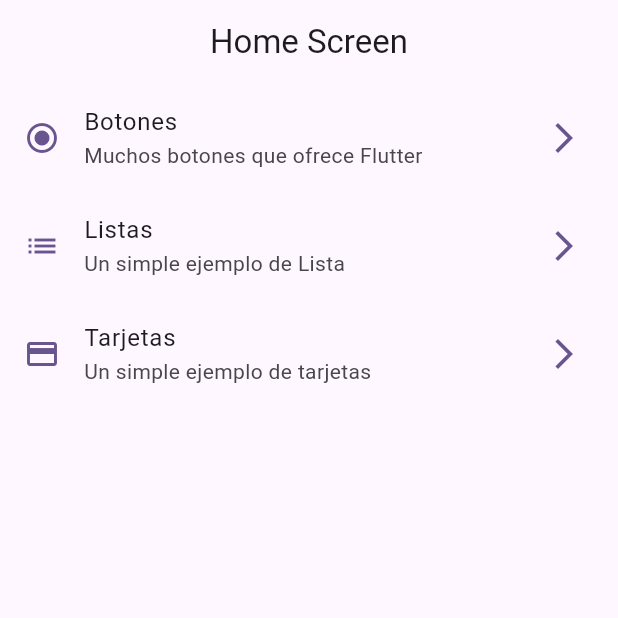
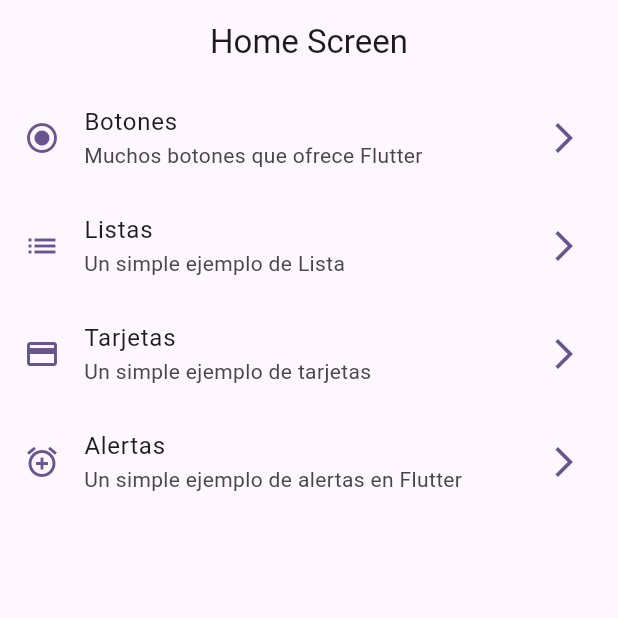
Before and after one commit to arodriguezgim/PMDM2526, a Flutter app: the screen it shows after launch, on a phone screen of 412 x 824 dp, the top half of it. Run offline on Flutter 3.47's test engine with Material 3 defaults, Android fonts, the phone set to English and light mode, and no system bars.

Commit message:
Fin miercoles

```diff
--- a/Flutter/componentes/lib/config/routes/menu_items.dart
+++ b/Flutter/componentes/lib/config/routes/menu_items.dart
@@ -39,4 +39,11 @@ final menuItems = <MenuItem>[
     link: '/tarjetas',
     icono: Icons.credit_card,
   ),
+
+  MenuItem(
+    titulo: 'Alertas',
+    subtitulo: 'Un simple ejemplo de alertas en Flutter',
+    link: '/alertas',
+    icono: Icons.alarm_add_outlined,
+  ),
 ];
--- a/Flutter/componentes/lib/main.dart
+++ b/Flutter/componentes/lib/main.dart
@@ -19,6 +19,7 @@ class MyApp extends StatelessWidget {
         '/botones' : (context)=> BotonesScreen(),
         '/listas' : (context)=> ListasScreen(),
         '/tarjetas' : (context)=> TarjetasScreen(),
+        '/alertas'  : (context)=> AlertasScreen()
       },
     );
   }
--- a/Flutter/componentes/lib/presentation/screens/screens.dart
+++ b/Flutter/componentes/lib/presentation/screens/screens.dart
@@ -1,3 +1,5 @@
+export 'package:componentes/presentation/screens/alerta_screen.dart';
+
 export 'package:componentes/presentation/screens/botones_screen.dart';
 export 'package:componentes/presentation/screens/home_screen.dart';
 export 'package:componentes/presentation/screens/listas_screen.dart';
--- a/Flutter/componentes/pubspec.yaml
+++ b/Flutter/componentes/pubspec.yaml
@@ -58,8 +58,8 @@ flutter:
   uses-material-design: true
 
   # To add assets to your application, add an assets section, like this:
-  # assets:
-  #   - images/a_dot_burr.jpeg
+  assets:
+    - assets/
   #   - images/a_dot_ham.jpeg
 
   # An image asset can refer to one or more resolution-specific "variants", see
```
Also changed, not shown: Flutter/componentes/lib/presentation/screens/alerta_screen.dart (added, +12 -0 lines), Flutter/componentes/lib/presentation/screens/tarjestas_screen.dart (+9 -1 lines), Flutter/componentes/lib/presentation/widgets/tarjeta_personalizada_2.dart (+28 -3 lines), Flutter/componentes/assets/jar-loading.gif (added).
